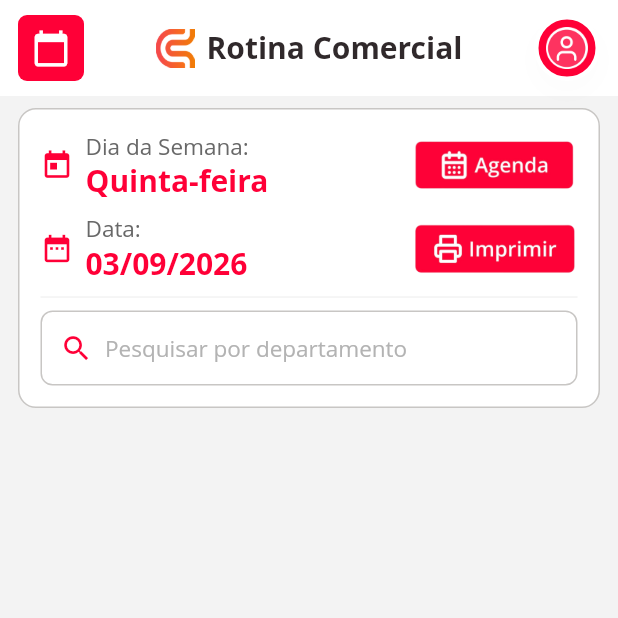
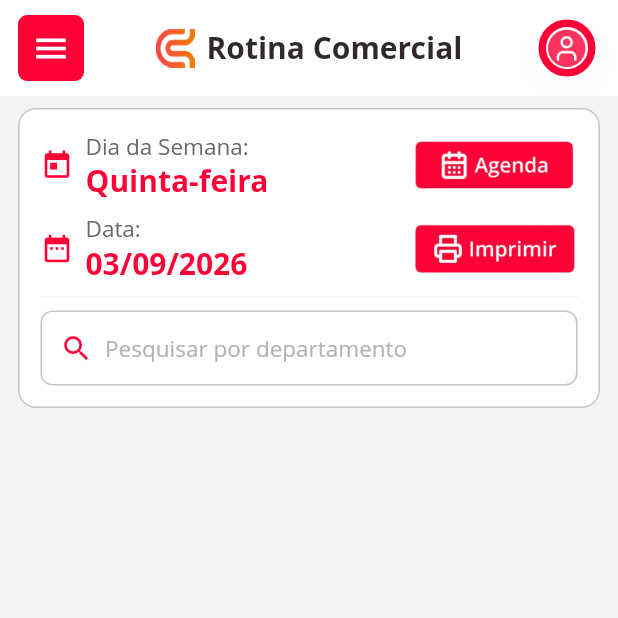
Before and after one commit to LeonardoLopesFernandes/rotina, a Flutter app: the MainScreen screen opened by its route, on a phone screen of 412 x 824 dp, the top half of it. Run offline on Flutter 3.47's test engine with Material 3 defaults, Android fonts, the phone set to English and light mode, and no system bars; our stand-ins replace dio, shared_preferences, webview_flutter; missing offline and left inert: cronet_http; accounts and stored records are empty; network calls fail; Roboto replaces fonts that are missing (Open Sans); statements that could not run were skipped.

Commit message:
fix: header menu icon changed to hamburger

```diff
--- a/lib/screens/main_screen.dart
+++ b/lib/screens/main_screen.dart
@@ -165,7 +165,7 @@ class _MainScreenState extends State<MainScreen> {
                   borderRadius: BorderRadius.circular(6),
                 ),
                 child: const Center(
-                  child: Icon(Icons.calendar_today, color: Colors.white, size: 26),
+                  child: Icon(Icons.menu, color: Colors.white, size: 26),
                 ),
               ),
             ),
```
